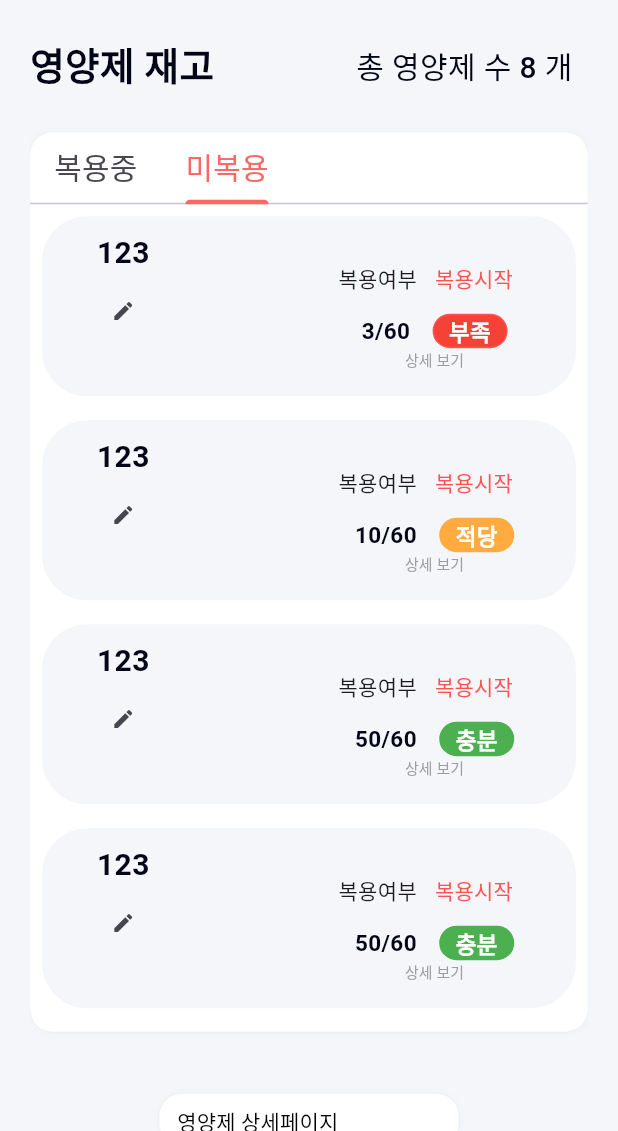
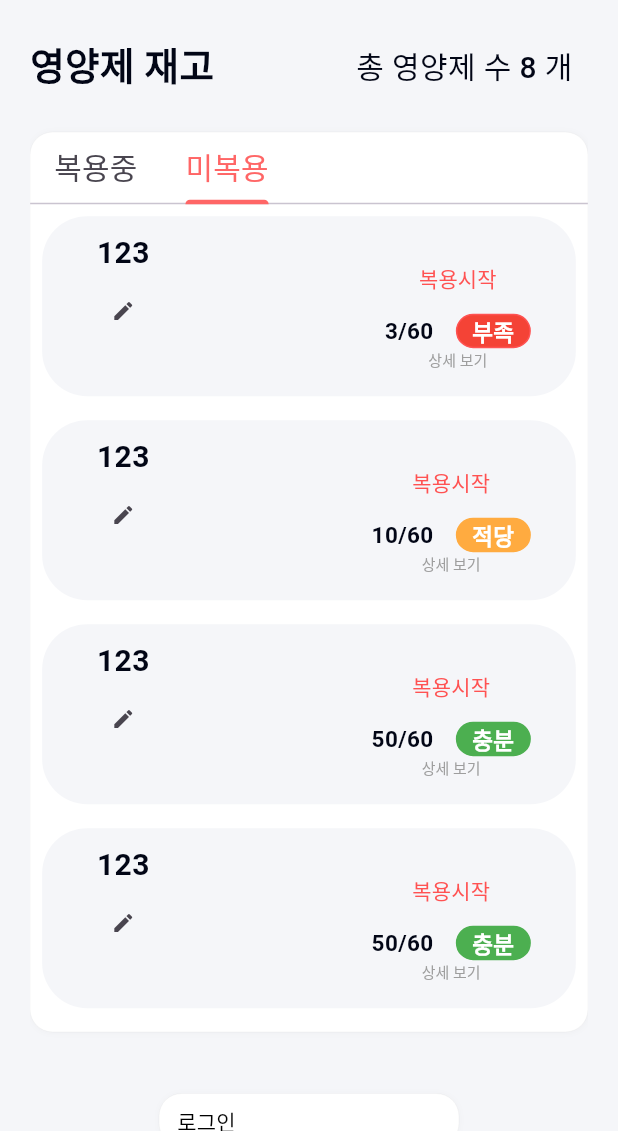
Before and after one commit to bonkri9/Pillin, a Flutter app: the Inventory screen opened directly, tab 2 chosen, on a phone screen of 412 x 824 dp, the part 105-1236 px from its top. Run offline on Flutter 3.47's test engine with Material 3 defaults, Android fonts, the light colour scheme and no system bars; our stand-ins replace firebase_core, firebase_messaging, flutter_svg, flutter_time_picker_spinner, getwidget, go_router and 3 more; missing offline and left inert: circle_progress_bar, just_bottom_sheet, kakao_flutter_sdk_user, simple_progress_indicators; accounts and stored records are empty; network calls fail; Roboto replaces fonts that are missing (Pretendard); project files that could hold a hidden picture were left out.

Commit message:
[refactor] 재고 등록 및 수정merge

```diff
--- /dev/null
+++ b/yourpilling_pjt/yourpilling/devtools_options.yaml
@@ -0,0 +1 @@
+extensions:
--- a/yourpilling_pjt/yourpilling/lib/component/inventory/inventory_screen.dart
+++ b/yourpilling_pjt/yourpilling/lib/component/inventory/inventory_screen.dart
@@ -623,7 +623,7 @@ class _TakenTabState extends State<_TakenTab> {
                     children: [
                           Row(
                             children: [
-                              Text('복용여부'),
+                              // Text('복용중'),
                               TextButton(
                                   onPressed: (){
                                     putInvenTakeYn();
@@ -974,7 +974,7 @@ class _UntakenTabState extends State<_UntakenTab> {
                     children: [
                       Row(
                         children: [
-                          Text('복용여부'),
+                          // Text('복용여부'),
                           TextButton(
                               onPressed: (){
                                 putInvenTakeYn();
@@ -1053,27 +1053,6 @@ class _EtcZone extends StatelessWidget {
             height: 35,
             child: TextButton(
               onPressed: () {
-                Navigator.push(
-                    context,
-                    MaterialPageRoute(
-                        builder: (context) => PillDetailScreen()));
-              },
-              child: Row(
-                mainAxisAlignment: MainAxisAlignment.spaceBetween,
-                children: [
-                  Text("영양제 상세페이지",
-                      style: TextStyle(
-                        color: Colors.black,
-                      )),
-                ],
-              ),
-            ),
-          ),
-          BaseContainer(
-            width: 200,
-            height: 35,
-            child: TextButton(
-              onPressed: () {
                 Navigator.push(context,
                     MaterialPageRoute(builder: (context) => LoginScreen()));
               },
--- a/yourpilling_pjt/yourpilling/lib/screen/search_health_screen.dart
+++ b/yourpilling_pjt/yourpilling/lib/screen/search_health_screen.dart
@@ -199,15 +199,16 @@ class _MiddleTab extends StatelessWidget {
 // 통신추가
 Future<void> searchHealth() async {
   // 반환 타입을 'Future<void>'로 변경합니다
-  print("영양소 검색 요청");
+  print("영양소 건강고민 검색 요청");
   var response = await http.get(Uri.parse('http://10.0.2.2:8080/api/v1/pill/search/category?healthConcerns=1'),
       headers: {
         'Content-Type': 'application/json',
-        'accessToken' : "eyJ0eXAiOiJKV1QiLCJhbGciOiJIUzUxMiJ9.eyJzdWIiOiJ0b2tlbiIsInJvbGUiOiJNRU1CRVIiLCJleHAiOjE3MDY3ODI2NjIsIm1lbWJlcklkIjo0NTgsInVzZXJuYW1lIjoicXFxcXEifQ.ysPdZwS5kQC12AyCcUOEegk3g2EM7YCFgUFuuNZFTiY4rhH6nCs454r_jBcBSs-Wb2X-3nuZ7twWkSlSv-Zi0g",
+        'accessToken' : "Bearer eyJ0eXAiOiJKV1QiLCJhbGciOiJIUzUxMiJ9.eyJzdWIiOiJ0b2tlbiIsInJvbGUiOiJNRU1CRVIiLCJleHAiOjE3MDY4MDE2MjUsIm1lbWJlcklkIjoyMTA3LCJ1c2VybmFtZSI6InE0In0.SXxlEkCTVu2QiCVEpnc6MSLG_hhEVYMc5bVafGqsVexAJtny90OJZ1ywgcAEgXOXHv7Bn06jnMWnz3QDH_o35Q",
       } );
 
   if (response.statusCode == 200) {
-    print('영양소 통신성공');
+    print('영양소 건강고민 통신성공');
+    print(response.body);
   } else {
     print(response.body);
     throw http.ClientException(
--- a/yourpilling_pjt/yourpilling/lib/screen/search_screen.dart
+++ b/yourpilling_pjt/yourpilling/lib/screen/search_screen.dart
@@ -537,7 +537,7 @@ class _SearchRanking extends StatelessWidget {
 Future<void> searchName(url,pillName) async {
   // 반환 타입을 'Future<void>'로 변경합니다
   print("이름검색 요청");
-  var response = await http.get(Uri.parse('${url}?pillName=비타민'),
+  var response = await http.get(Uri.parse('${url}?pillName=비아노스'),
       headers: {
         'Content-Type': 'application/json',
         'accessToken' : "Bearer eyJ0eXAiOiJKV1QiLCJhbGciOiJIUzUxMiJ9.eyJzdWIiOiJ0b2tlbiIsInJvbGUiOiJNRU1CRVIiLCJleHAiOjE3MDY4MDE2MjUsIm1lbWJlcklkIjoyMTA3LCJ1c2VybmFtZSI6InE0In0.SXxlEkCTVu2QiCVEpnc6MSLG_hhEVYMc5bVafGqsVexAJtny90OJZ1ywgcAEgXOXHv7Bn06jnMWnz3QDH_o35Q",
```
Also changed, not shown: yourpilling_pjt/yourpilling/lib/screen/search_list_screen.dart (+4 -3 lines), yourpilling_pjt/yourpilling/lib/screen/search_nutrient_screen.dart (+5 -4 lines).
